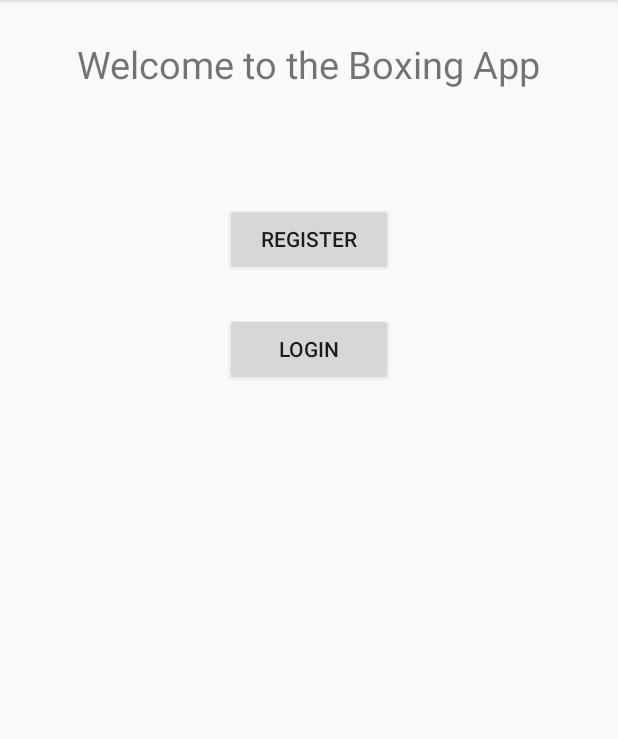
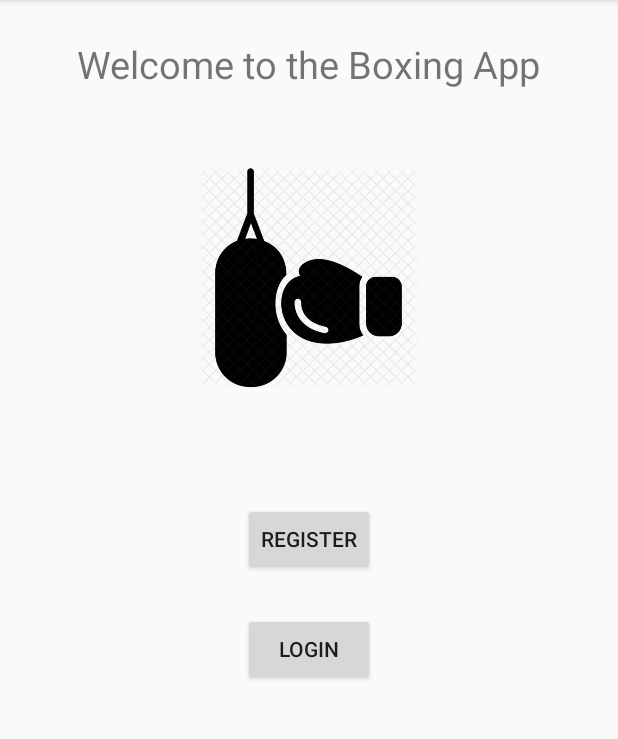
Before and after one commit to Gianni2U/BoxingSensorMobileFrontend, an Android app: the screen it shows after launch (StartActivity), on a phone screen of 412 x 824 dp, the part 84-823 px from its top. Run offline under Robolectric (Android 15) with nearby library versions, the phone set to English and light mode, and no system bars.

```diff
--- a/app/src/main/res/layout/activity_start.xml
+++ b/app/src/main/res/layout/activity_start.xml
@@ -14,24 +14,27 @@
         android:textSize="25dp"
         android:text="Welcome to the Boxing App"
         android:layout_gravity="center"/>
+    <ImageView
+        android:layout_width="150dp"
+        android:layout_height="150dp"
+        android:layout_gravity="center"
+        android:layout_marginTop="50dp"
+        android:src="@drawable/boxingicon"/>
+
     <Button
         android:id="@+id/button_register"
-        android:layout_width="match_parent"
+        android:layout_width="wrap_content"
         android:layout_height="wrap_content"
         android:layout_marginTop="75dp"
-        android:gravity="center"
-        android:layout_marginRight="150dp"
-        android:layout_marginLeft="150dp"
+        android:layout_gravity="center"
         android:text="Register" />
 
     <Button
         android:id="@+id/button_login"
-        android:layout_width="match_parent"
+        android:layout_width="wrap_content"
         android:layout_height="wrap_content"
         android:layout_marginTop="25dp"
-        android:layout_marginRight="150dp"
-        android:layout_marginLeft="150dp"
-        android:gravity="center"
+        android:layout_gravity="center"
         android:text="Login" />
 
 </LinearLayout>
```
Also changed, not shown: app/src/main/java/com/gianni/boxingsensormobilefrontend/SpeedTraining.java (+25 -6 lines), app/src/main/res/drawable/boxingicon.png (added).
